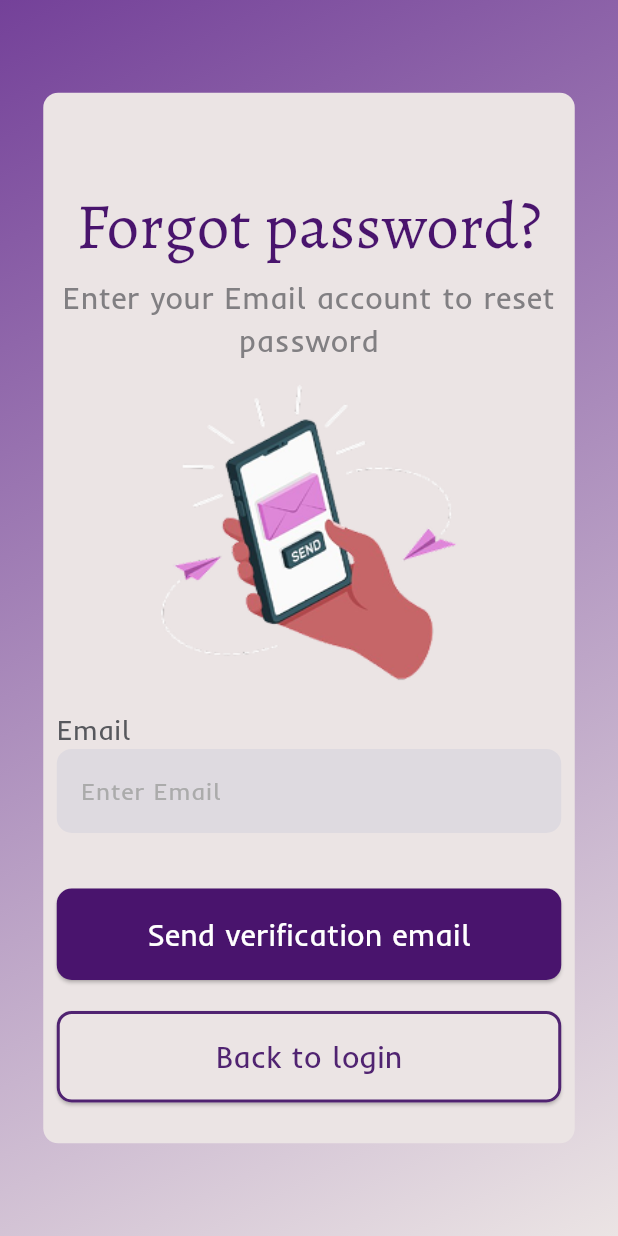
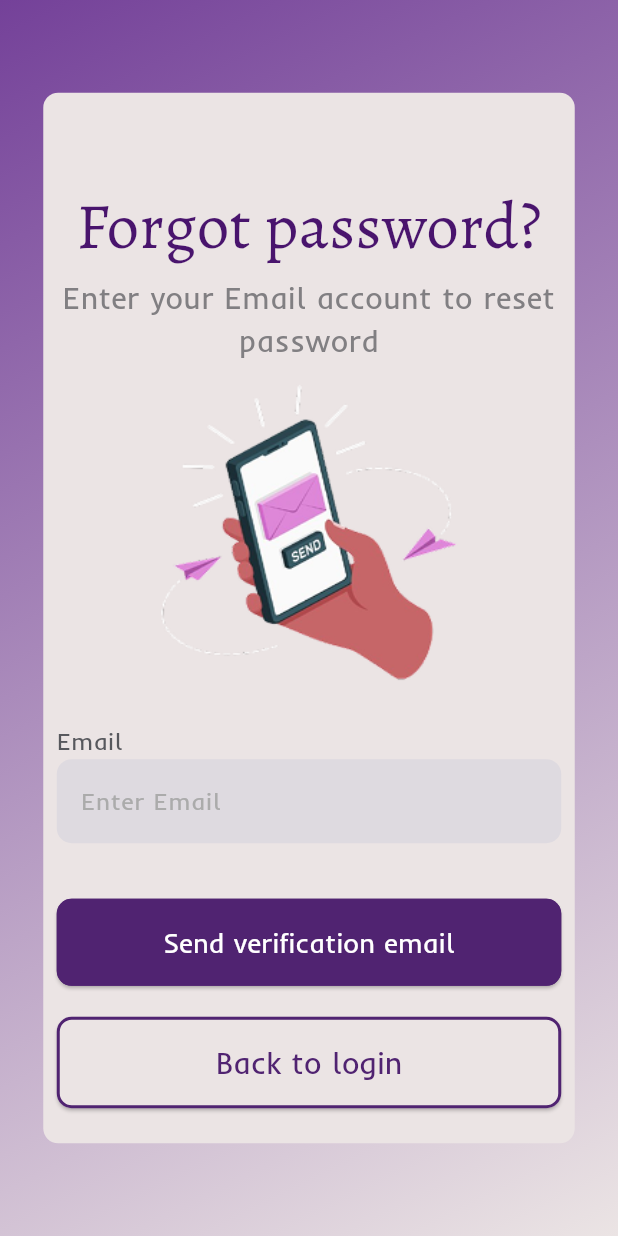
Before and after one commit to NourEkramy/Lupira-App, a Flutter app: the ForgotPassword screen opened by its route, on a phone screen of 412 x 824 dp. Run offline on Flutter 3.47's test engine with Material 3 defaults, Android fonts, the phone set to English and light mode, and no system bars.

Commit message:
edited the forgot password the the new modules

```diff
--- a/lib/Password/forgot_password.dart
+++ b/lib/Password/forgot_password.dart
@@ -1,5 +1,7 @@
 import 'package:flutter/gestures.dart';
 import 'package:flutter/material.dart';
+import 'package:untitled/Modules/operation_button_module.dart';
+import 'package:untitled/Modules/text_field_module.dart';
 
 class ForgotPassword extends StatelessWidget {
   const ForgotPassword({Key? key}) : super(key: key);
@@ -54,49 +56,9 @@ class ForgotPassword extends StatelessWidget {
                       crossAxisAlignment: CrossAxisAlignment.start,
                       children: [
 
-                        SizedBox(height: MediaQuery.sizeOf(context).height * 0.008),
-                        const Text(
-                          'Email',
-                          style: TextStyle(
-                            fontFamily: 'Inder',
-                            fontSize: 18,
-                            color: Color(0xFF57585D),
-                          ),
-                        ),
-                        const TextField(
-                          decoration: InputDecoration(
-                            hintText: 'Enter Email',
-                            focusedBorder: OutlineInputBorder(borderSide: BorderSide(color: Colors.transparent),borderRadius: BorderRadius.all(Radius.circular(10))),
-                            enabledBorder: OutlineInputBorder(borderSide: BorderSide(color: Colors.transparent),borderRadius: BorderRadius.all(Radius.circular(10))),
-                            border: OutlineInputBorder(borderRadius: BorderRadius.all(Radius.circular(10))),
-                            hintStyle: TextStyle(fontFamily: 'Inder',color: Color(0xFFABABAB)),
-                            filled: true,
-                            fillColor: Color(0xFFDEDAE0),
-                          ),
-                          keyboardType: TextInputType.emailAddress,
-                        ),
+                        TextFieldModule(hintTextTitle: 'Enter Email', textFieldTitle: 'Email'),
                         SizedBox(height: MediaQuery.sizeOf(context).height * 0.045),
-                        ElevatedButton(
-                          onPressed: () {
-                            // Add your sign-up logic here
-                          },
-                          style: ElevatedButton.styleFrom(
-                            backgroundColor: Color(0xFF49146D),
-                            foregroundColor: Colors.white,
-                            padding: EdgeInsets.symmetric(vertical: 16, horizontal: 32),
-                            shape: RoundedRectangleBorder(
-                              borderRadius: BorderRadius.circular(10.0),
-                            ),
-                            minimumSize: Size(double.infinity, 50),
-                          ),
-                          child: const Text(
-                            'Send verification email',
-                            style: TextStyle(
-                              fontFamily: 'Inder',
-                              fontSize: 20,
-                            ),
-                          ),
-                        ),
+                        OperationButtonModule(borderColor: Color(0xFF502371), buttonColor: Color(0xFF502371), buttonText: 'Send verification email', buttonTextColor: Colors.white),
                         SizedBox(height: MediaQuery.sizeOf(context).height * 0.025),
                         ElevatedButton(
                           onPressed: () {
--- a/lib/main.dart
+++ b/lib/main.dart
@@ -1,6 +1,5 @@
 import 'package:flutter/material.dart';
 import 'package:untitled/Password/forgot_password.dart';
-import 'package:untitled/Password/reset_password.dart';
 
 void main() {
   WidgetsFlutterBinding.ensureInitialized();
@@ -14,10 +13,9 @@ class MyApp extends StatelessWidget {
   Widget build(BuildContext context) {
     return MaterialApp(
       debugShowCheckedModeBanner: false,
-      initialRoute: ResetPassword.routName,
+      initialRoute: ForgotPassword.routName,
       routes: {
         ForgotPassword.routName: (context) => ForgotPassword(),
-        ResetPassword.routName: (context) => ResetPassword(),
       },
     );
   }
```
Also changed, not shown: lib/Password/reset_password.dart (deleted, +0 -127 lines).
